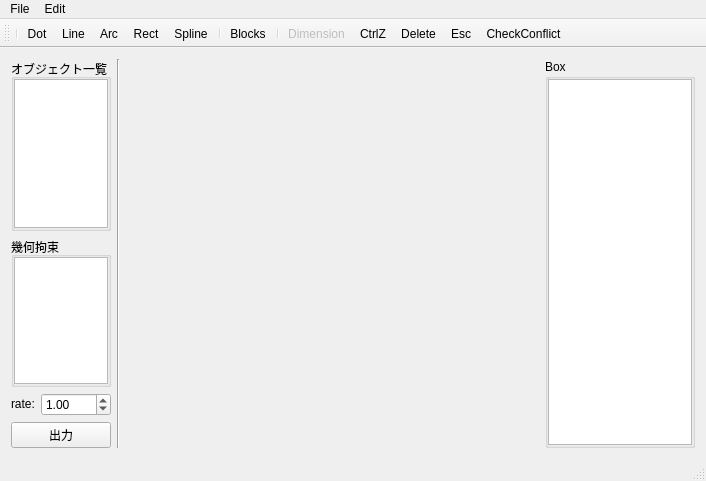
hal1437/BlockMaker, file src/MainWindow.ui: the form before one commit.
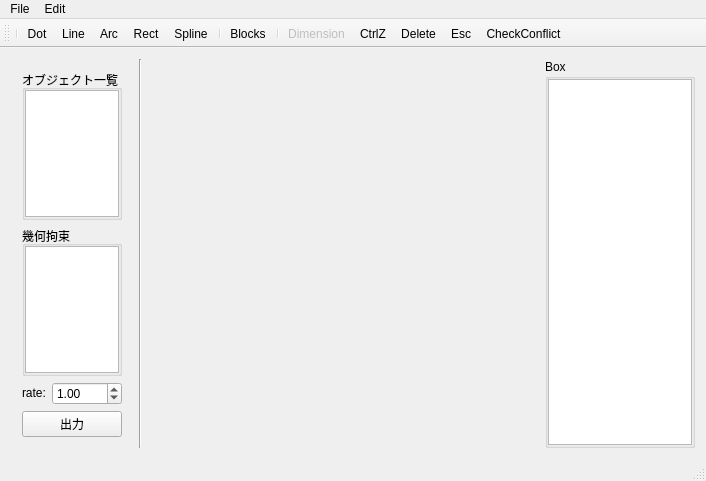
The form after the commit. Icons and pictures are not drawn. Custom widgets are drawn as their Qt base class.

Patch:
```diff
--- a/src/MainWindow.ui
+++ b/src/MainWindow.ui
@@ -16,6 +16,13 @@
   <widget class="QWidget" name="centralWidget">
    <layout class="QHBoxLayout" name="horizontalLayout">
     <item>
+     <widget class="QWidget" name="" native="true">
+      <property name="sizePolicy">
+       <sizepolicy hsizetype="Maximum" vsizetype="Preferred">
+        <horstretch>0</horstretch>
+        <verstretch>0</verstretch>
+       </sizepolicy>
+      </property>
      <layout class="QVBoxLayout" name="verticalLayout">
       <item>
        <widget class="QGroupBox" name="groupBox_2">
@@ -165,6 +172,7 @@
        </widget>
       </item>
      </layout>
+     </widget>
     </item>
     <item>
      <widget class="Line" name="line">
```
Left out of the diff: 19 changed lines with no effect on the pictures. Lines whose indentation alone changed are shown as unchanged.
